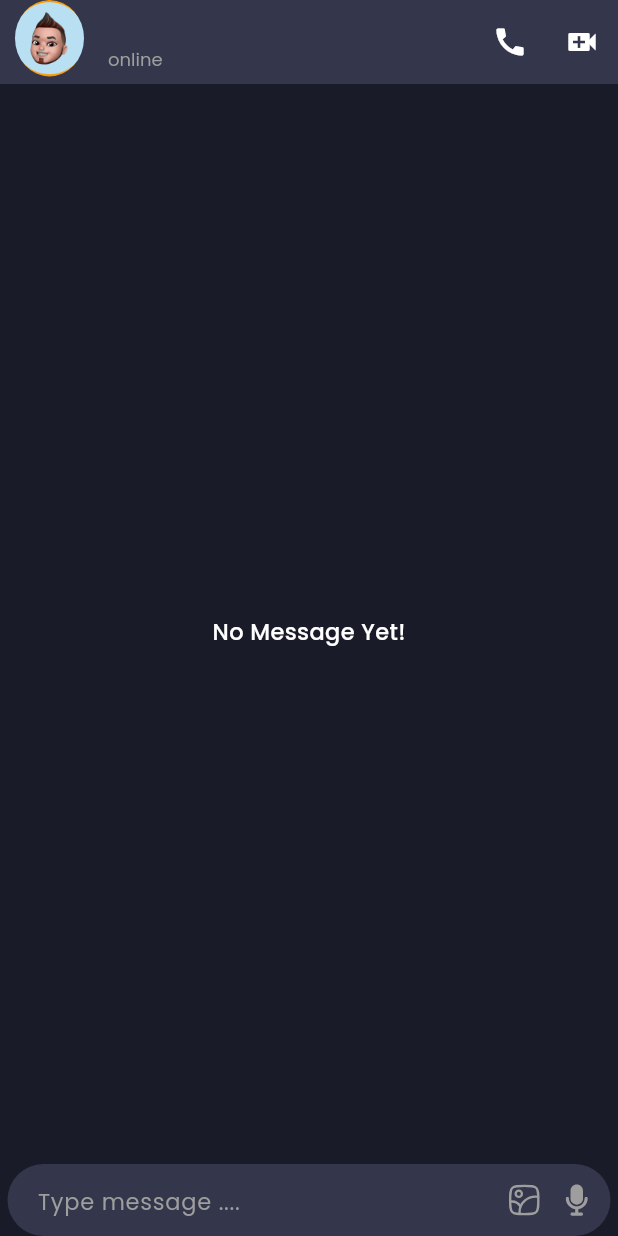
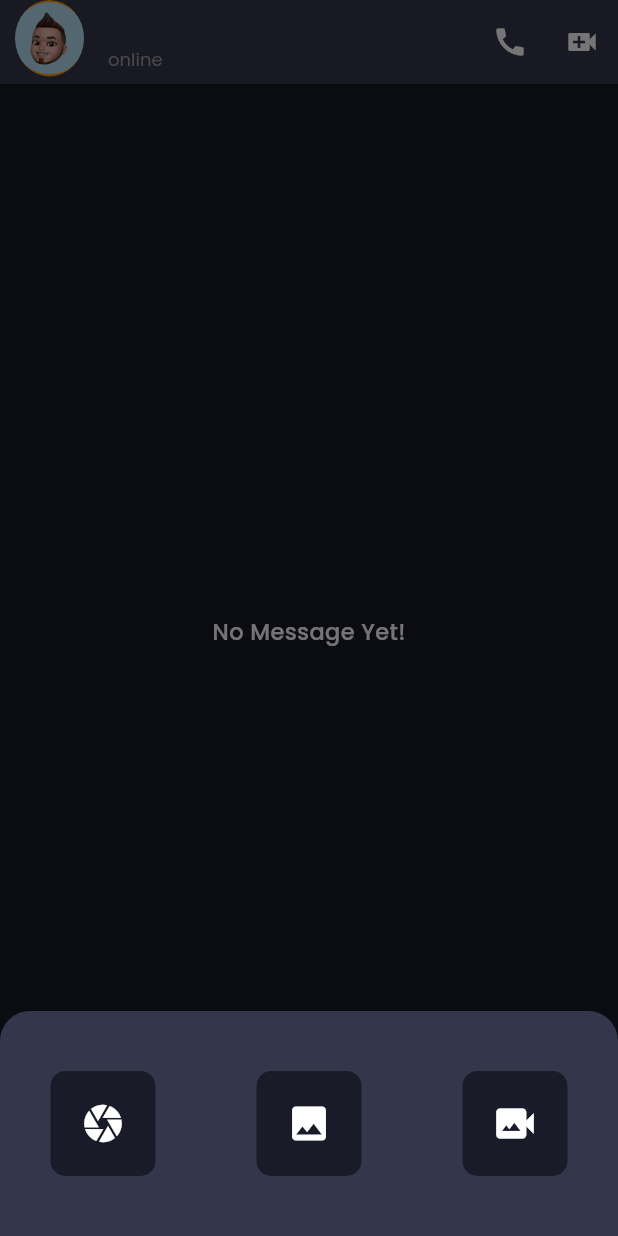
Before and after one commit to HassnainTalpur/TalkieApp, a Flutter app: the ChatScreen screen opened directly with empty values, after a tap on an icon or button, on a phone screen of 412 x 824 dp. Run offline on Flutter 3.47's test engine with Material 3 defaults, Android fonts, the phone set to English and light mode, and no system bars; our stand-ins replace cached_network_image, cloud_firestore, dio, firebase_auth, firebase_core, flutter_svg and 3 more; accounts and stored records are empty.

Commit message:
added Pick Image from Camera functionality

```diff
--- a/lib/controller/chat_controller.dart
+++ b/lib/controller/chat_controller.dart
@@ -41,7 +41,7 @@ class ChatController extends GetxController {
       );
     }
     var newChat = ChatModel(
-      imageUrl: imageController.uploadedUrl.value,
+      imageUrl: imageController.uploadedImageUrl.value,
       id: chatid,
       timestamp: DateTime.now().toString(),
       message: message,
@@ -70,7 +70,8 @@ class ChatController extends GetxController {
       print(e);
     }
     isLoading.value = false;
-    imageController.uploadedUrl.value = '';
+    imageController.uploadedImageUrl.value = '';
+    imageController.uploadedProfileUrl.value = '';
     imageController.image.value = null;
   }
 
--- a/lib/main.dart
+++ b/lib/main.dart
@@ -4,6 +4,7 @@ import 'package:get/get_navigation/src/root/get_material_app.dart';
 import 'package:talkie/firebase_options.dart';
 import 'package:talkie/screens/auth/auth_screen.dart';
 import 'package:talkie/screens/home_screen/home_screen.dart';
+import 'package:talkie/screens/splash_screen/splash_screen.dart';
 import 'package:talkie/screens/test/hit.dart';
 import 'package:talkie/utils/constants/paths.dart';
 import 'package:talkie/utils/theme/theme.dart';
@@ -26,7 +27,7 @@ class MyApp extends StatelessWidget {
       theme: lightTheme,
       darkTheme: darkTheme,
       themeMode: ThemeMode.dark,
-      home: AuthScreen(),
+      home: SplashScreen(),
     );
   }
 }
--- a/lib/screens/chat/chat_screen.dart
+++ b/lib/screens/chat/chat_screen.dart
@@ -114,7 +114,7 @@ class ChatScreen extends StatelessWidget {
                     height: 500,
                     margin: EdgeInsets.only(bottom: 10),
                     decoration: BoxDecoration(
-                      color: Colors.amber,
+                      color: tContainerColor,
                       image: DecorationImage(
                         fit: BoxFit.contain,
                         image: FileImage(
--- /dev/null
+++ b/lib/screens/chat/widgets/image_picker_sheet.dart
@@ -0,0 +1,70 @@
+import 'package:flutter/material.dart';
+import 'package:get/get.dart';
+import 'package:image_picker/image_picker.dart';
+import 'package:talkie/controller/image_controller.dart';
+import 'package:talkie/utils/constants/colors.dart';
+
+Future<void> ImagePickerSheet(ImageController imageController) async {
+  await Get.bottomSheet(
+    Container(
+      height: 150,
+      decoration: BoxDecoration(
+        color: tContainerColor,
+        borderRadius: BorderRadius.only(
+          topRight: Radius.circular(20),
+          topLeft: Radius.circular(20),
+        ),
+      ),
+
+      child: Row(
+        mainAxisAlignment: MainAxisAlignment.spaceAround,
+        children: [
+          Container(
+            decoration: BoxDecoration(
+              color: tBackgroundColor,
+              borderRadius: BorderRadius.circular(10),
+            ),
+            width: 70,
+            height: 70,
+            child: IconButton(
+              onPressed: () {
+                imageController.imagePicker(ImageSource.camera);
+                Get.back();
+              },
+              icon: Icon(Icons.camera, size: 30),
+            ),
+          ),
+          Container(
+            decoration: BoxDecoration(
+              color: tBackgroundColor,
+              borderRadius: BorderRadius.circular(10),
+            ),
+            width: 70,
+            height: 70,
+            child: IconButton(
+              onPressed: () {
+                imageController.imagePicker(ImageSource.gallery);
+                Get.back();
+              },
+              icon: Icon(Icons.photo, size: 30),
+            ),
+          ),
+          Container(
+            decoration: BoxDecoration(
+              color: tBackgroundColor,
+              borderRadius: BorderRadius.circular(10),
+            ),
+            width: 70,
+            height: 70,
+            child: IconButton(
+              onPressed: () {
+                Get.back();
+              },
+              icon: Icon(Icons.video_camera_back, size: 30),
+            ),
+          ),
+        ],
+      ),
+    ),
+  );
+}
--- a/lib/screens/chat/widgets/type_message.dart
+++ b/lib/screens/chat/widgets/type_message.dart
@@ -9,6 +9,7 @@ import 'package:talkie/controller/chat_controller.dart';
 import 'package:talkie/controller/image_controller.dart';
 import 'package:talkie/controller/profile_controller.dart';
 import 'package:talkie/models/user_model.dart';
+import 'package:talkie/screens/chat/widgets/image_picker_sheet.dart';
 import 'package:talkie/utils/constants/colors.dart';
 import 'package:talkie/utils/constants/images.dart';
 import 'package:talkie/utils/constants/text.dart';
@@ -62,7 +63,7 @@ class TypeMessage extends StatelessWidget {
                 () => imageController.image.value == null
                     ? InkWell(
                         onTap: () {
-                          imageController.imagePicker(ImageSource.gallery);
+                          ImagePickerSheet(imageController);
                         },
                         child: SizedBox(
                           width: 25,
--- a/lib/screens/update_profile/edit_profile.dart
+++ b/lib/screens/update_profile/edit_profile.dart
@@ -145,7 +145,7 @@ class EditProfile extends StatelessWidget {
                               () => InkWell(
                                 onTap: () async {
                                   isEditing.value = !isEditing.value;
-                                  await imageController.uploadImage(
+                                  await imageController.uploadProfileImage(
                                     imageController.image,
                                     authController.auth.currentUser!.uid,
                                   );
```
Also changed, not shown: lib/controller/image_controller.dart (+31 -4 lines), lib/controller/video_controller.dart (added).
